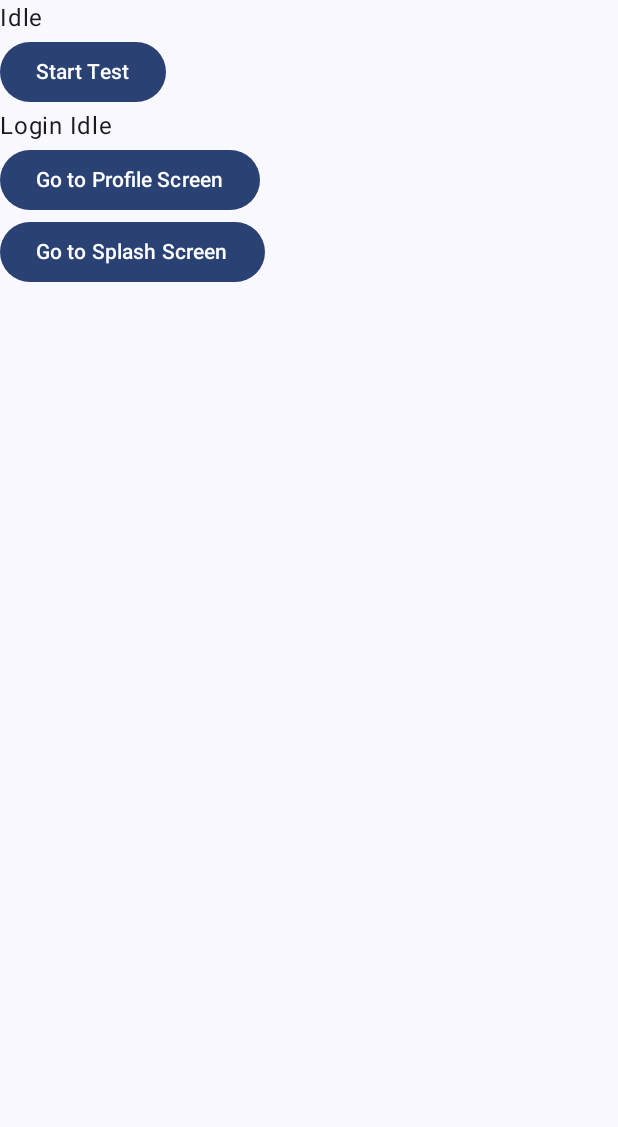
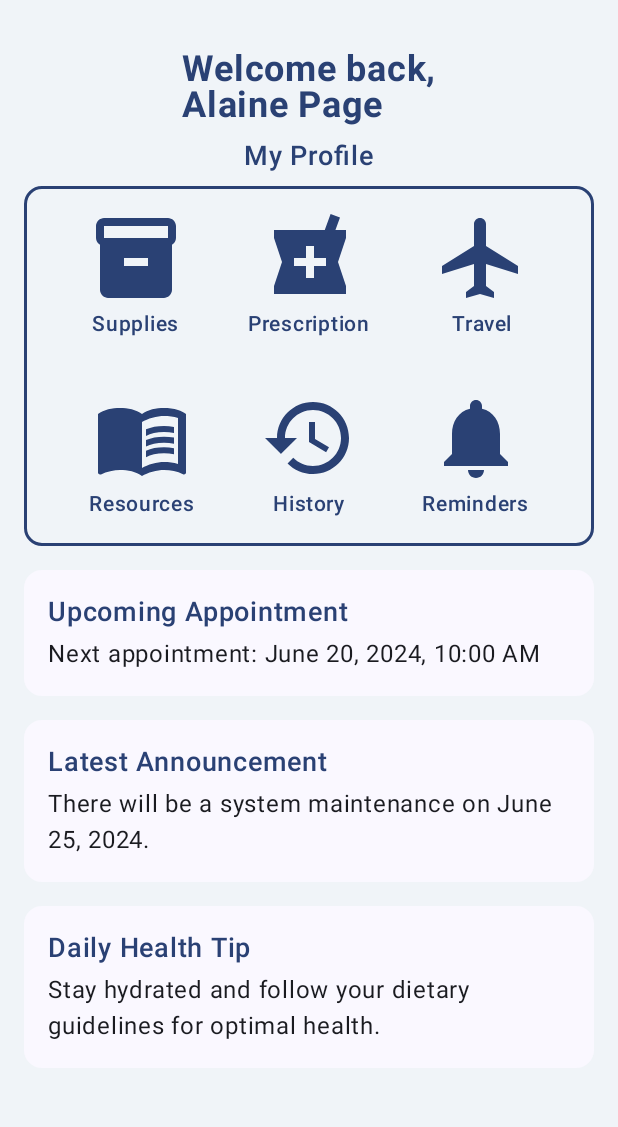
Before and after one commit to eightus/ITP-Peritoneal-Dialysis, an Android app built with Jetpack Compose: the home screen opened through its navigation route, on a phone screen of 412 x 824 dp, the part 96-1223 px from its top. Run offline under Robolectric (Android 15) with nearby library versions, the phone set to English and light mode, and no system bars; our stand-ins replace Dagger/Hilt's generated code.

Commit message:
home screen design

```diff
--- a/app/src/main/java/com/itp/pdbuddy/navigation/Navigation.kt
+++ b/app/src/main/java/com/itp/pdbuddy/navigation/Navigation.kt
@@ -54,7 +54,7 @@
 
 @Composable
 fun AppNavigation(navController: NavHostController, modifier: Modifier) {
-    NavHost(navController = navController, startDestination = "splash", modifier = modifier) {
+    NavHost(navController = navController, startDestination = "home", modifier = modifier) {
 
         NavigationConfig.navItems.forEach { navItem ->
             composable(navItem.route) { navItem.screen(navController) }
--- a/app/src/main/java/com/itp/pdbuddy/ui/screen/HomeScreen.kt
+++ b/app/src/main/java/com/itp/pdbuddy/ui/screen/HomeScreen.kt
@@ -1,88 +1,187 @@
-// HomeScreen.kt
-
 package com.itp.pdbuddy.ui.screen
 
+import androidx.compose.foundation.background
+import androidx.compose.foundation.border
+import androidx.compose.foundation.layout.Arrangement
+import androidx.compose.foundation.layout.Box
 import androidx.compose.foundation.layout.Column
-import androidx.compose.material3.Button
+import androidx.compose.foundation.layout.Row
+import androidx.compose.foundation.layout.Spacer
+import androidx.compose.foundation.layout.fillMaxSize
+import androidx.compose.foundation.layout.fillMaxWidth
+import androidx.compose.foundation.layout.height
+import androidx.compose.foundation.layout.padding
+import androidx.compose.foundation.layout.size
+import androidx.compose.foundation.shape.RoundedCornerShape
+import androidx.compose.material.icons.Icons
+import androidx.compose.material.icons.automirrored.filled.MenuBook
+import androidx.compose.material.icons.filled.Flight
+import androidx.compose.material.icons.filled.History
+import androidx.compose.material.icons.filled.Inventory
+import androidx.compose.material.icons.filled.LocalPharmacy
+import androidx.compose.material.icons.filled.Notifications
+import androidx.compose.material3.Icon
+import androidx.compose.material3.MaterialTheme
 import androidx.compose.material3.Text
 import androidx.compose.runtime.Composable
-import androidx.compose.runtime.collectAsState
-import androidx.compose.runtime.getValue
+import androidx.compose.ui.Alignment
+import androidx.compose.ui.Modifier
+import androidx.compose.ui.graphics.Color
+import androidx.compose.ui.graphics.vector.ImageVector
+import androidx.compose.ui.text.font.FontWeight
 import androidx.compose.ui.tooling.preview.Preview
-import androidx.hilt.navigation.compose.hiltViewModel
-import androidx.navigation.NavHostController
+import androidx.compose.ui.unit.dp
+import androidx.compose.ui.unit.sp
+import androidx.navigation.NavController
 import androidx.navigation.compose.rememberNavController
 import com.itp.pdbuddy.ui.theme.PDBuddyTheme
-import com.itp.pdbuddy.ui.viewmodel.AuthViewModel
-import com.itp.pdbuddy.ui.viewmodel.HomeViewModel
-import com.itp.pdbuddy.utils.Result
 
 @Composable
-fun HomeScreen(navController: NavHostController) {
-    val homeViewModel: HomeViewModel = hiltViewModel()
-    val authViewModel: AuthViewModel = hiltViewModel()
-    val sampleData by homeViewModel.sampleData.collectAsState()
-    val loginResult by authViewModel.loginResult.collectAsState()
-
-    HomeScreenContent(
-        navController = navController,
-        sampleData = sampleData,
-        loginResult = loginResult,
-        onButtonClick = {
-            authViewModel.login("mail@mail.com", "ubuntu123")
-            homeViewModel.doTest("Test String!")
-        }
-    )
+fun HomeScreen(navController: NavController) {
+    HomeScreenContent(navController = navController)
 }
 
 @Composable
-fun HomeScreenContent(
-    navController: NavHostController,
-    sampleData: Result<String>,
-    loginResult: Result<Boolean>,
-    onButtonClick: () -> Unit
-) {
-    Column {
-        when (sampleData) {
-            is Result.Idle -> Text("Idle")
-            is Result.Loading -> Text("Loading...")
-            is Result.Success -> Text("Success: ${sampleData.data}")
-            is Result.Failure -> Text("Failure: ${sampleData.exception.message}")
+fun HomeScreenContent(navController: NavController) {
+    val profileItems = listOf(
+        ProfileItem(Icons.Default.Inventory, "Supplies"),
+        ProfileItem(Icons.Default.LocalPharmacy, "Prescription"),
+        ProfileItem(Icons.Default.Flight, "Travel"),
+        ProfileItem(Icons.AutoMirrored.Filled.MenuBook, "Resources"),
+        ProfileItem(Icons.Default.History, "History"),
+        ProfileItem(Icons.Default.Notifications, "Reminders")
+    )
+
+    Column(
+        modifier = Modifier
+            .fillMaxSize()
+            .background(Color(0xFFF0F4F8)) // Light background color
+            .padding(16.dp),
+        horizontalAlignment = Alignment.CenterHorizontally
+    ) {
+        // Header
+        Text(
+            text = "Welcome back,\nAlaine Page",
+            color = MaterialTheme.colorScheme.primary,
+            fontSize = 24.sp,
+            fontWeight = FontWeight.Bold,
+            modifier = Modifier.padding(top = 16.dp)
+        )
+
+        Spacer(modifier = Modifier.height(8.dp))
+
+        // Carousel Header
+        Text(
+            text = "My Profile",
+            color = MaterialTheme.colorScheme.primary,
+            fontSize = 18.sp,
+            fontWeight = FontWeight.SemiBold
+        )
+
+        Spacer(modifier = Modifier.height(8.dp))
+
+        // Profile Items Grid with Border
+        Box(
+            modifier = Modifier
+                .fillMaxWidth()
+                .border(2.dp, MaterialTheme.colorScheme.primary, shape = RoundedCornerShape(12.dp))
+                .padding(8.dp)
+        ) {
+            Column(
+                modifier = Modifier.fillMaxWidth(),
+                verticalArrangement = Arrangement.spacedBy(16.dp),
+                horizontalAlignment = Alignment.CenterHorizontally
+            ) {
+                for (i in profileItems.indices step 3) {
+                    Row(
+                        modifier = Modifier.fillMaxWidth(),
+                        horizontalArrangement = Arrangement.SpaceEvenly
+                    ) {
+                        for (j in i until (i + 3).coerceAtMost(profileItems.size)) {
+                            ProfileCard(profileItems[j])
+                        }
+                    }
+                }
+            }
         }
 
-        Button(onClick = { onButtonClick() }) {
-            Text("Start Test")
-        }
+        Spacer(modifier = Modifier.height(16.dp))
 
-        when (loginResult) {
-            is Result.Idle -> Text("Login Idle")
-            is Result.Loading -> Text("Logging in...")
-            is Result.Success -> Text("Login successful!")
-            is Result.Failure -> Text("Login failed: ${(loginResult as Result.Failure).exception.message}")
-        }
+        // Upcoming Appointment
+        SectionCard(
+            title = "Upcoming Appointment",
+            content = "Next appointment: June 20, 2024, 10:00 AM"
+        )
 
-        Button(onClick = { navController.navigate("profile") }) {
-            Text("Go to Profile Screen")
-        }
-        Button(onClick = { navController.navigate("splash") }) {
-            Text("Go to Splash Screen")
-        }
+        Spacer(modifier = Modifier.height(16.dp))
+
+        // Latest Announcement
+        SectionCard(
+            title = "Latest Announcement",
+            content = "There will be a system maintenance on June 25, 2024."
+        )
+
+        Spacer(modifier = Modifier.height(16.dp))
+
+        // Daily Health Tip
+        SectionCard(
+            title = "Daily Health Tip",
+            content = "Stay hydrated and follow your dietary guidelines for optimal health."
+        )
     }
 }
 
+@Composable
+fun ProfileCard(item: ProfileItem) {
+    Column(
+        horizontalAlignment = Alignment.CenterHorizontally,
+        modifier = Modifier.padding(8.dp)
+    ) {
+        Icon(
+            imageVector = item.icon,
+            contentDescription = item.label,
+            modifier = Modifier.size(64.dp),
+            tint = MaterialTheme.colorScheme.primary
+        )
+        Text(
+            text = item.label,
+            color = MaterialTheme.colorScheme.primary,
+            fontSize = 14.sp,
+            fontWeight = FontWeight.SemiBold
+        )
+    }
+}
+
+@Composable
+fun SectionCard(title: String, content: String) {
+    Column(
+        modifier = Modifier
+            .fillMaxWidth()
+            .background(MaterialTheme.colorScheme.surface, shape = RoundedCornerShape(12.dp))
+            .padding(16.dp)
+    ) {
+        Text(
+            text = title,
+            color = MaterialTheme.colorScheme.primary,
+            fontSize = 18.sp,
+            fontWeight = FontWeight.SemiBold
+        )
+        Spacer(modifier = Modifier.height(4.dp))
+        Text(
+            text = content,
+            color = MaterialTheme.colorScheme.onSurface,
+            fontSize = 16.sp
+        )
+    }
+}
+
+data class ProfileItem(val icon: ImageVector, val label: String)
+
+@Composable
 @Preview(showBackground = true)
-@Composable
 fun HomeScreenPreview() {
     PDBuddyTheme {
         val mockNavController = rememberNavController()
-        val mockSampleData: Result<String> = Result.Success("Preview Success")
-        val mockLoginResult: Result<Boolean> = Result.Idle
-
-        HomeScreenContent(
-            navController = mockNavController,
-            sampleData = mockSampleData,
-            loginResult = mockLoginResult,
-            onButtonClick = { /* Empty for preview */ }
-        )
+        HomeScreenContent(navController = mockNavController)
     }
 }
```
